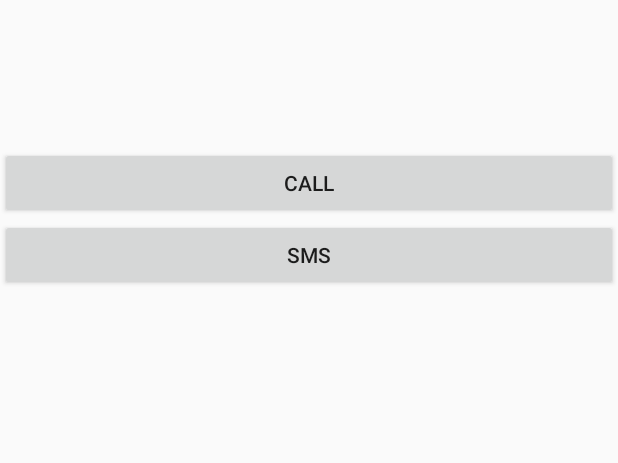
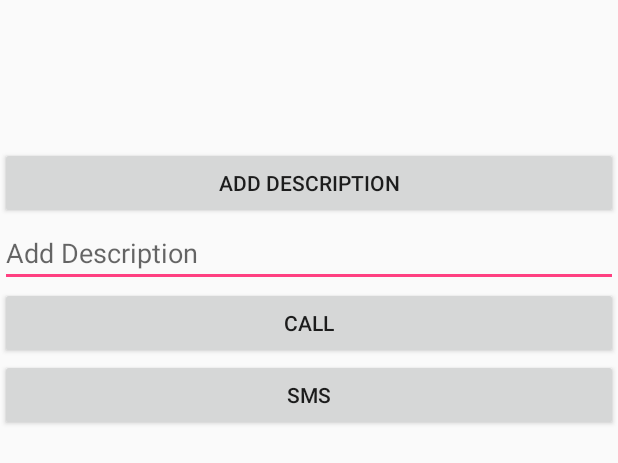
Before and after one commit to neel1998/NimbooPaani, an Android app: the layout activity_camp.xml on its own in the app's theme, with its tools: preview values and no code run, on a phone screen of 412 x 824 dp. Shown: the top 463 px of the screen. Run offline under Robolectric (Android 15) with nearby library versions, the phone set to English and light mode, and no system bars.

```diff
--- a/app/src/main/res/layout/activity_camp.xml
+++ b/app/src/main/res/layout/activity_camp.xml
@@ -28,6 +28,18 @@
     <Button
         android:layout_width="match_parent"
         android:layout_height="wrap_content"
+        android:id="@+id/add_btn"
+        android:text="Add description"
+        />
+    <EditText
+        android:id="@+id/edit_ppl"
+        android:layout_width="match_parent"
+        android:layout_height="wrap_content"
+        android:hint="Add Description"
+        />
+    <Button
+        android:layout_width="match_parent"
+        android:layout_height="wrap_content"
         android:id="@+id/call_btn"
         android:text="Call"
         />
@@ -38,4 +50,5 @@
         android:text="SMS"
         />
 
+
 </LinearLayout>
```
Also changed, not shown: app/src/main/java/com/example/neel/nimboopaani/CampActivity.java (+79 -8 lines), app/src/main/java/com/example/neel/nimboopaani/MapsActivity.java (+26 -6 lines).
